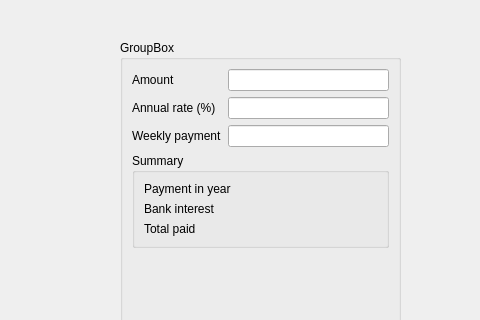
mhtrinh/mortgage-calculator, file MortgagePiece.ui: the form before one commit; both pictures show x 0 to 480 and y 0 to 320 of the 640 by 480 pixel window.
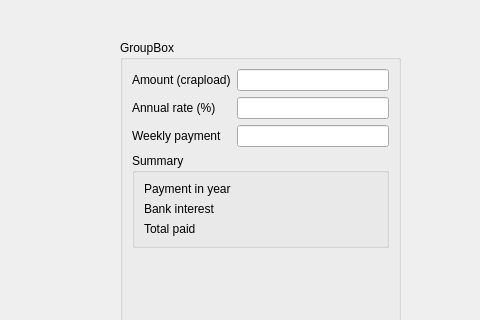
The form after the commit.

```diff
--- a/MortgagePiece.ui
+++ b/MortgagePiece.ui
@@ -34,7 +34,7 @@
          <item row="0" column="0">
           <widget class="QLabel" name="label">
            <property name="text">
-            <string>Amount</string>
+            <string>Amount (crapload)</string>
            </property>
           </widget>
          </item>
```
